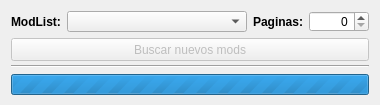
MelonRodante/ModList, file pyqt_windows/searching_dialog.ui: the form before one commit.
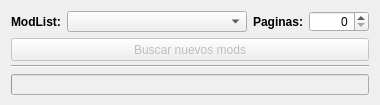
The form after the commit. Icons and pictures are not drawn.

Patch:
```diff
--- a/pyqt_windows/searching_dialog.ui
+++ b/pyqt_windows/searching_dialog.ui
@@ -144,10 +144,13 @@
    <item>
     <widget class="QProgressBar" name="progressBar">
      <property name="enabled">
-      <bool>true</bool>
+      <bool>false</bool>
+     </property>
+     <property name="minimum">
+      <number>0</number>
      </property>
      <property name="maximum">
-      <number>0</number>
+      <number>1</number>
      </property>
      <property name="value">
       <number>0</number>
@@ -165,7 +168,7 @@
       <enum>QProgressBar::TopToBottom</enum>
      </property>
      <property name="format">
-      <string notr="true">%v/%m Procesados</string>
+      <string notr="true"/>
      </property>
     </widget>
    </item>
```
Left out of the diff: 8 changed lines with no effect on the pictures.
